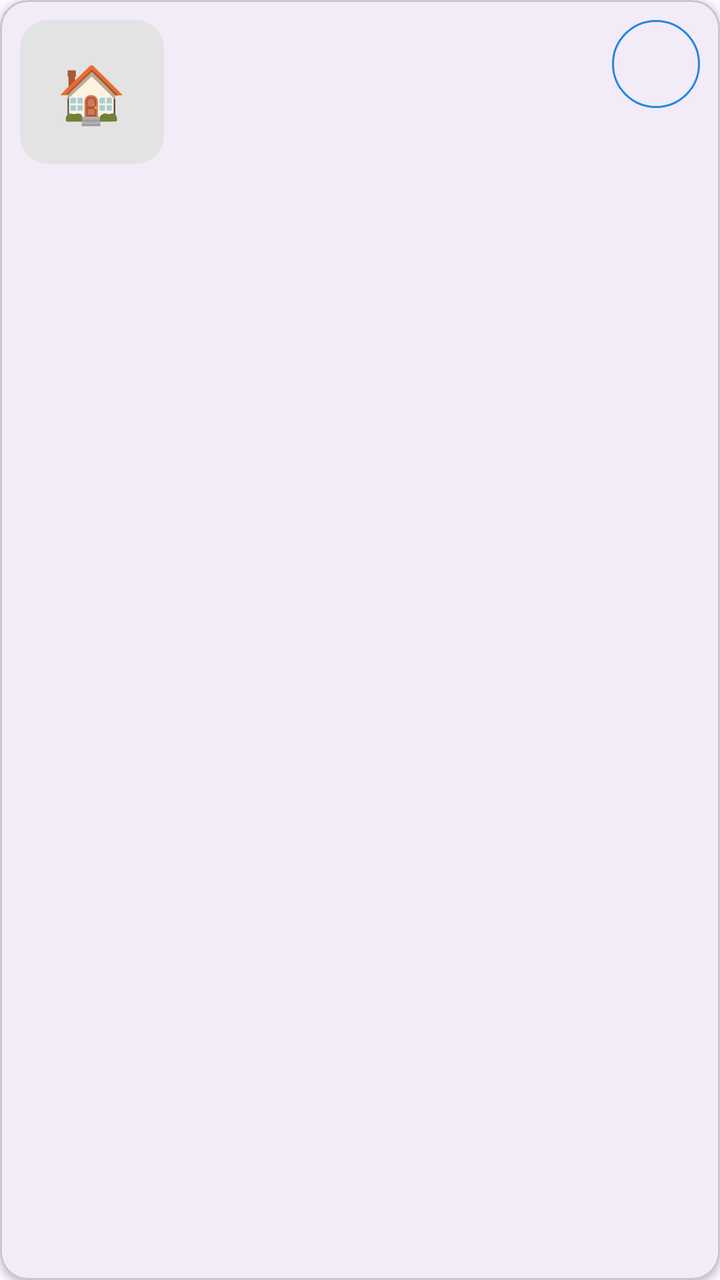
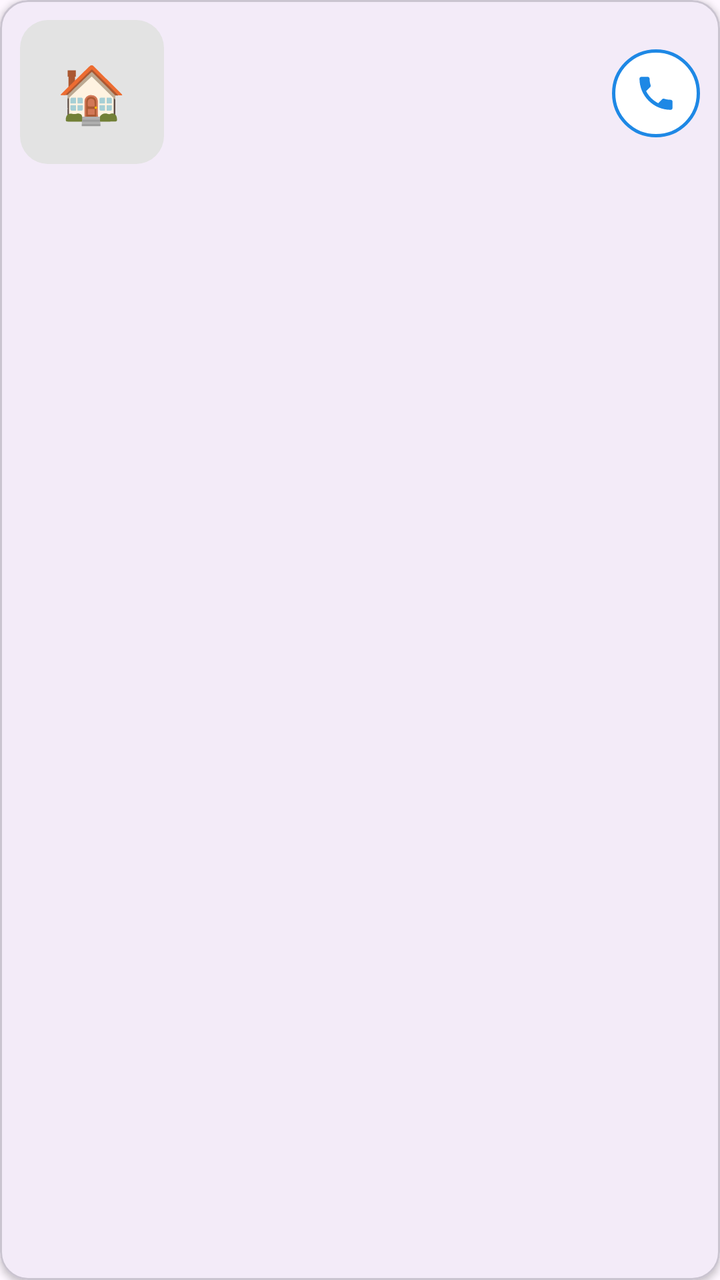

Compare the two renders of this Android layout. The source of the first and the diff that turns it into the second are given below.
<!-- AndroidManifest.xml: application theme Theme.PracticaFinal -->
<!-- res/layout/item_albergue_card.xml -->
<?xml version="1.0" encoding="utf-8"?>
<com.google.android.material.card.MaterialCardView xmlns:android="http://schemas.android.com/apk/res/android"
    xmlns:app="http://schemas.android.com/apk/res-auto"
    android:layout_width="match_parent" android:layout_height="wrap_content"
    android:layout_marginStart="16dp" android:layout_marginTop="6dp"
    android:layout_marginEnd="16dp" android:layout_marginBottom="6dp"
    app:cardCornerRadius="14dp" app:cardElevation="2dp">

    <LinearLayout android:layout_width="match_parent" android:layout_height="wrap_content"
        android:orientation="horizontal" android:padding="10dp">

        <FrameLayout android:layout_width="72dp" android:layout_height="72dp">
            <ImageView android:id="@+id/img_foto" android:layout_width="match_parent"
                android:layout_height="match_parent" android:background="@drawable/bg_card_image" android:scaleType="centerCrop" />
            <TextView android:id="@+id/tv_placeholder" android:layout_width="wrap_content"
                android:layout_height="wrap_content" android:layout_gravity="center" android:text="🏠" android:textSize="28sp" />
        </FrameLayout>

        <LinearLayout android:layout_width="0dp" android:layout_height="wrap_content"
            android:layout_marginStart="12dp" android:layout_weight="1" android:orientation="vertical">
            <TextView android:id="@+id/tv_nombre" android:layout_width="wrap_content"
                android:layout_height="wrap_content" android:textColor="#1A1A1A" android:textSize="15sp" android:textStyle="bold" />
            <TextView android:id="@+id/tv_direccion" android:layout_width="match_parent"
                android:layout_height="wrap_content" android:layout_marginTop="2dp" android:textColor="#616161"
                android:textSize="12sp" android:ellipsize="end" android:maxLines="1" />
            <TextView android:id="@+id/tv_telefono" android:layout_width="wrap_content"
                android:layout_height="wrap_content" android:layout_marginTop="2dp" android:textColor="#1E88E5" android:textSize="12sp" />
            <TextView android:id="@+id/tv_distancia" android:layout_width="wrap_content"
                android:layout_height="wrap_content" android:layout_marginTop="2dp" android:textColor="#9E9E9E" android:textSize="11sp" />
        </LinearLayout>

        <com.google.android.material.button.MaterialButton
            android:id="@+id/btn_llamar" style="@style/Widget.Material3.Button.OutlinedButton"
            android:layout_width="44dp" android:layout_height="44dp"
            android:text="📞" android:textSize="18sp" android:insetTop="0dp" android:insetBottom="0dp"
            app:strokeColor="#1E88E5" app:cornerRadius="22dp" />
    </LinearLayout>
</com.google.android.material.card.MaterialCardView>
<!-- resources referenced by this layout -->
<resources>
  <!-- drawable bg_card_image (drawable) -->
  <?xml version="1.0" encoding="utf-8"?>
  <shape xmlns:android="http://schemas.android.com/apk/res/android">
      <solid android:color="#E3E3E3" />
      <corners android:radius="14dp" />
  </shape>
  <style name="Theme.PracticaFinal" parent="Base.Theme.PracticaFinal" />
  <style name="Base.Theme.PracticaFinal" parent="Theme.Material3.DayNight.NoActionBar">
          
          
      </style>
</resources>

<!-- the commit's change to res/layout/item_albergue_card.xml (unified diff, before → after) -->
@@ -29,10 +29,15 @@
                 android:layout_height="wrap_content" android:layout_marginTop="2dp" android:textColor="#9E9E9E" android:textSize="11sp" />
         </LinearLayout>
 
-        <com.google.android.material.button.MaterialButton
-            android:id="@+id/btn_llamar" style="@style/Widget.Material3.Button.OutlinedButton"
-            android:layout_width="44dp" android:layout_height="44dp"
-            android:text="📞" android:textSize="18sp" android:insetTop="0dp" android:insetBottom="0dp"
-            app:strokeColor="#1E88E5" app:cornerRadius="22dp" />
+        <ImageView
+            android:id="@+id/btn_llamar"
+            android:layout_width="44dp"
+            android:layout_height="44dp"
+            android:layout_gravity="center_vertical"
+            android:background="@drawable/bg_circulo_telefono"
+            android:contentDescription="Llamar"
+            android:padding="11dp"
+            android:scaleType="centerInside"
+            android:src="@drawable/ic_telefono" />
     </LinearLayout>
 </com.google.android.material.card.MaterialCardView>
<!-- resource entries referenced after the edit -->
@@ -6,6 +6,26 @@
       <solid android:color="#E3E3E3" />
       <corners android:radius="14dp" />
   </shape>
+  <!-- drawable bg_circulo_telefono (drawable) -->
+  <?xml version="1.0" encoding="utf-8"?>
+  <shape xmlns:android="http://schemas.android.com/apk/res/android"
+      android:shape="oval">
+      <solid android:color="#FFFFFF" />
+      <stroke
+          android:width="1.5dp"
+          android:color="#1E88E5" />
+  </shape>
+  <!-- drawable ic_telefono (drawable) -->
+  <?xml version="1.0" encoding="utf-8"?>
+  <vector xmlns:android="http://schemas.android.com/apk/res/android"
+      android:width="22dp"
+      android:height="22dp"
+      android:viewportWidth="24"
+      android:viewportHeight="24">
+      <path
+          android:fillColor="#1E88E5"
+          android:pathData="M6.62,10.79c1.44,2.83 3.76,5.14 6.59,6.59l2.2,-2.2c0.27,-0.27 0.67,-0.36 1.02,-0.24 1.12,0.37 2.33,0.57 3.57,0.57 0.55,0 1,0.45 1,1V20c0,0.55 -0.45,1 -1,1 -9.39,0 -17,-7.61 -17,-17 0,-0.55 0.45,-1 1,-1h3.5c0.55,0 1,0.45 1,1 0,1.25 0.2,2.45 0.57,3.57 0.11,0.35 0.03,0.74 -0.25,1.02l-2.2,2.2z" />
+  </vector>
   <style name="Theme.PracticaFinal" parent="Base.Theme.PracticaFinal" />
   <style name="Base.Theme.PracticaFinal" parent="Theme.Material3.DayNight.NoActionBar">
           
